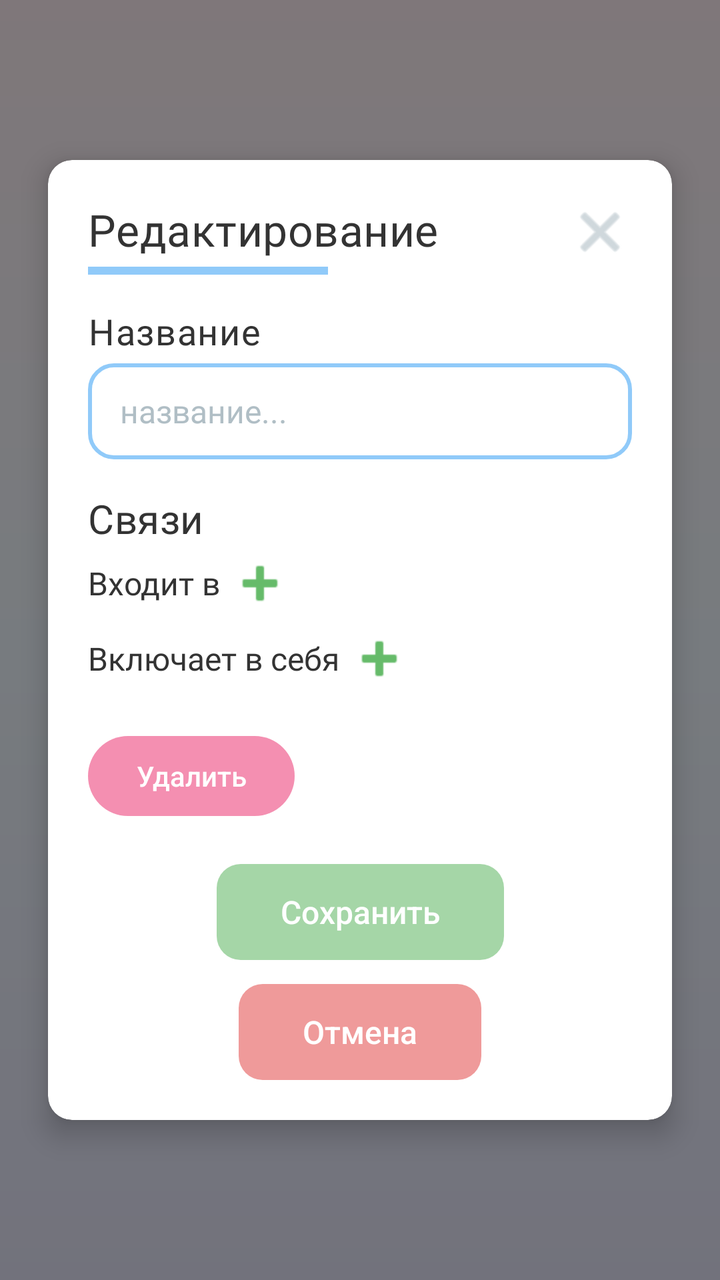
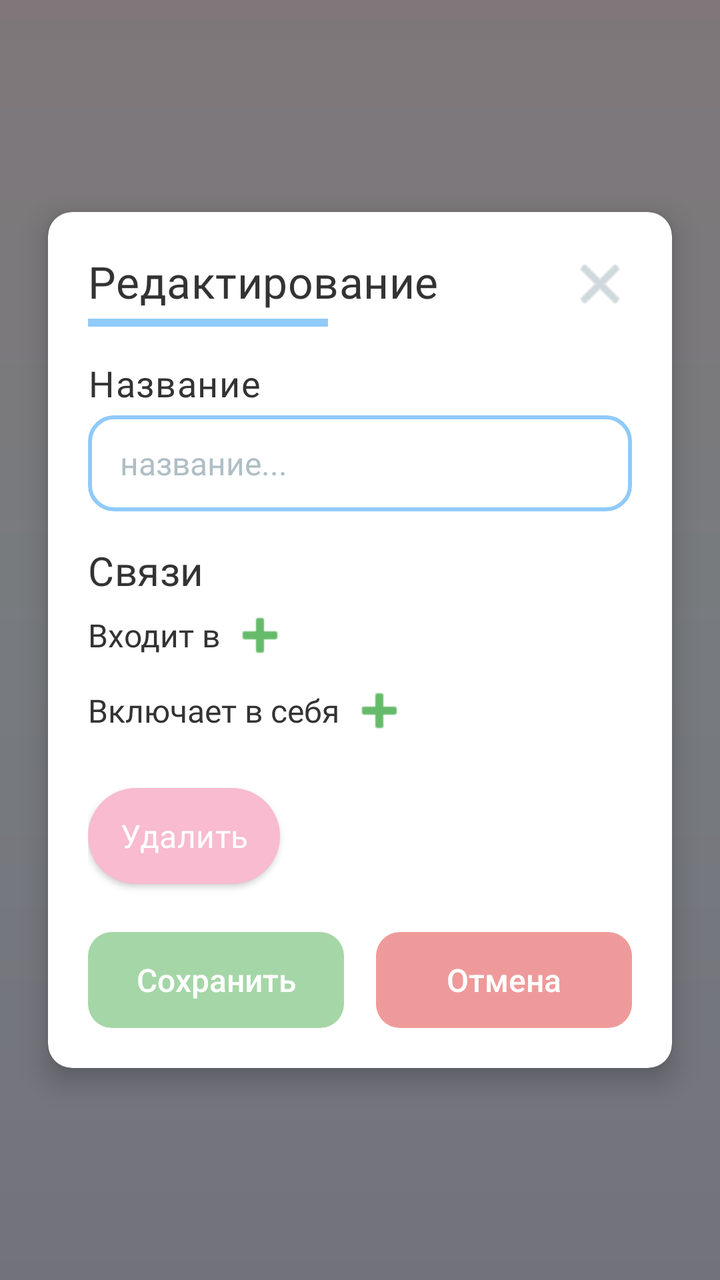

The first picture is an Android layout as it rendered before a commit; the second is the same layout after the commit. The layout source and the unified diff follow.
<!-- AndroidManifest.xml: application theme Theme.Trace -->
<!-- res/layout/fragment_tag_editor.xml -->
<?xml version="1.0" encoding="utf-8"?>
<androidx.constraintlayout.widget.ConstraintLayout
    xmlns:android="http://schemas.android.com/apk/res/android"
    xmlns:app="http://schemas.android.com/apk/res-auto"
    xmlns:tools="http://schemas.android.com/tools"
    android:layout_width="match_parent"
    android:layout_height="match_parent"
    android:background="#80000000"> 

    
    <androidx.cardview.widget.CardView
        android:id="@+id/cardEditor"
        android:layout_width="match_parent"
        android:layout_height="wrap_content"
        android:layout_margin="24dp"
        app:cardBackgroundColor="#FFFFFF"
        app:cardCornerRadius="12dp"
        app:cardElevation="8dp"
        app:strokeColor="#5C5C7A"
        app:strokeWidth="4dp"
        app:layout_constraintTop_toTopOf="parent"
        app:layout_constraintBottom_toBottomOf="parent"
        app:layout_constraintStart_toStartOf="parent"
        app:layout_constraintEnd_toEndOf="parent">

        <androidx.constraintlayout.widget.ConstraintLayout
            android:layout_width="match_parent"
            android:layout_height="wrap_content"
            android:padding="20dp">

            
            <ImageButton
                android:id="@+id/btnClose"
                android:layout_width="32dp"
                android:layout_height="32dp"
                android:background="?attr/selectableItemBackgroundBorderless"
                android:src="@android:drawable/ic_menu_close_clear_cancel"
                app:tint="#B0BEC5"
                app:layout_constraintTop_toTopOf="parent"
                app:layout_constraintEnd_toEndOf="parent" />

            
            <TextView
                android:id="@+id/tvEditorTitle"
                android:layout_width="wrap_content"
                android:layout_height="wrap_content"
                android:text="Редактирование"
                android:textAppearance="@style/TextAppearance.Trace.Title"
                android:textSize="22sp"
                android:textColor="#333333"
                app:layout_constraintTop_toTopOf="parent"
                app:layout_constraintStart_toStartOf="parent" />

            
            <View
                android:id="@+id/titleDivider"
                android:layout_width="120dp"
                android:layout_height="4dp"
                android:layout_marginTop="4dp"
                android:background="#90CAF9"
                app:layout_constraintTop_toBottomOf="@id/tvEditorTitle"
                app:layout_constraintStart_toStartOf="parent" />

            
            <TextView
                android:id="@+id/tvNameLabel"
                android:layout_width="wrap_content"
                android:layout_height="wrap_content"
                android:layout_marginTop="16dp"
                android:text="Название"
                android:textAppearance="@style/TextAppearance.Trace.Body"
                android:textSize="18sp"
                android:textColor="#333333"
                app:layout_constraintTop_toBottomOf="@id/titleDivider"
                app:layout_constraintStart_toStartOf="parent" />

            <androidx.appcompat.widget.AppCompatEditText
                android:id="@+id/etName"
                android:layout_width="match_parent"
                android:layout_height="48dp"
                android:layout_marginTop="4dp"
                android:background="@drawable/bg_input_field"
                android:fontFamily="@font/comfortaa_semibold"
                android:hint="название..."
                android:maxLength="30"
                android:paddingHorizontal="16dp"
                android:textColor="#333333"
                android:textColorHint="#B0BEC5"
                android:textSize="16sp"
                app:layout_constraintTop_toBottomOf="@id/tvNameLabel" />

            
            <TextView
                android:id="@+id/tvConnectionsLabel"
                android:layout_width="wrap_content"
                android:layout_height="wrap_content"
                android:layout_marginTop="16dp"
                android:text="Связи"
                android:textAppearance="@style/TextAppearance.Trace.Title"
                android:textSize="20sp"
                android:textColor="#333333"
                app:layout_constraintTop_toBottomOf="@id/etName"
                app:layout_constraintStart_toStartOf="parent" />

            
            <TextView
                android:id="@+id/tvEntersInLabel"
                android:layout_width="wrap_content"
                android:layout_height="wrap_content"
                android:layout_marginTop="8dp"
                android:text="Входит в"
                android:textSize="16sp"
                android:textColor="#333333"
                android:fontFamily="@font/comfortaa_semibold"
                app:layout_constraintTop_toBottomOf="@id/tvConnectionsLabel"
                app:layout_constraintStart_toStartOf="parent" />

            <ImageButton
                android:id="@+id/btnAddParent"
                android:layout_width="24dp"
                android:layout_height="24dp"
                android:layout_marginStart="8dp"
                android:background="?attr/selectableItemBackgroundBorderless"
                android:src="@android:drawable/ic_input_add"
                app:tint="#66BB6A"
                app:layout_constraintTop_toTopOf="@id/tvEntersInLabel"
                app:layout_constraintBottom_toBottomOf="@id/tvEntersInLabel"
                app:layout_constraintStart_toEndOf="@id/tvEntersInLabel" />

            
            <com.google.android.material.chip.ChipGroup
                android:id="@+id/chipGroupParents"
                android:layout_width="match_parent"
                android:layout_height="wrap_content"
                android:layout_marginStart="16dp"
                android:layout_marginTop="4dp"
                app:chipSpacingHorizontal="8dp"
                app:layout_constraintTop_toBottomOf="@id/tvEntersInLabel" />

            
            <TextView
                android:id="@+id/tvIncludesLabel"
                android:layout_width="wrap_content"
                android:layout_height="wrap_content"
                android:layout_marginTop="12dp"
                android:text="Включает в себя"
                android:textSize="16sp"
                android:textColor="#333333"
                android:fontFamily="@font/comfortaa_semibold"
                app:layout_constraintTop_toBottomOf="@id/chipGroupParents"
                app:layout_constraintStart_toStartOf="parent" />

            <ImageButton
                android:id="@+id/btnAddChild"
                android:layout_width="24dp"
                android:layout_height="24dp"
                android:layout_marginStart="8dp"
                android:background="?attr/selectableItemBackgroundBorderless"
                android:src="@android:drawable/ic_input_add"
                app:tint="#66BB6A"
                app:layout_constraintTop_toTopOf="@id/tvIncludesLabel"
                app:layout_constraintBottom_toBottomOf="@id/tvIncludesLabel"
                app:layout_constraintStart_toEndOf="@id/tvIncludesLabel" />

            
            <com.google.android.material.chip.ChipGroup
                android:id="@+id/chipGroupChildren"
                android:layout_width="match_parent"
                android:layout_height="wrap_content"
                android:layout_marginStart="16dp"
                android:layout_marginTop="4dp"
                app:chipSpacingHorizontal="8dp"
                app:layout_constraintTop_toBottomOf="@id/tvIncludesLabel" />

            
            <androidx.appcompat.widget.AppCompatButton
                android:id="@+id/btnDelete"
                android:layout_width="wrap_content"
                android:layout_height="40dp"
                android:layout_marginTop="24dp"
                android:background="@drawable/bg_button_pink"
                android:minHeight="0dp"
                android:minWidth="0dp"
                android:paddingHorizontal="24dp"
                android:stateListAnimator="@null"
                android:text="Удалить"
                android:textAllCaps="false"
                android:textColor="#FFFFFF"
                android:textSize="14sp"
                app:layout_constraintTop_toBottomOf="@id/chipGroupChildren"
                app:layout_constraintStart_toStartOf="parent" />

            
            <androidx.appcompat.widget.AppCompatButton
                android:id="@+id/btnSave"
                android:layout_width="wrap_content"
                android:layout_height="48dp"
                android:layout_marginTop="24dp"
                android:background="@drawable/bg_button_green"
                android:minHeight="0dp"
                android:minWidth="0dp"
                android:paddingHorizontal="32dp"
                android:stateListAnimator="@null"
                android:text="Сохранить"
                android:textAllCaps="false"
                android:textColor="#FFFFFF"
                android:textSize="16sp"
                app:layout_constraintTop_toBottomOf="@id/btnDelete"
                app:layout_constraintStart_toStartOf="parent"
                app:layout_constraintEnd_toEndOf="parent" />

            
            <androidx.appcompat.widget.AppCompatButton
                android:id="@+id/btnCancel"
                android:layout_width="wrap_content"
                android:layout_height="48dp"
                android:layout_marginTop="12dp"
                android:background="@drawable/bg_button_red"
                android:minHeight="0dp"
                android:minWidth="0dp"
                android:paddingHorizontal="32dp"
                android:stateListAnimator="@null"
                android:text="Отмена"
                android:textAllCaps="false"
                android:textColor="#FFFFFF"
                android:textSize="16sp"
                app:layout_constraintTop_toBottomOf="@id/btnSave"
                app:layout_constraintStart_toStartOf="parent"
                app:layout_constraintEnd_toEndOf="parent"
                app:layout_constraintBottom_toBottomOf="parent" />

        </androidx.constraintlayout.widget.ConstraintLayout>
    </androidx.cardview.widget.CardView>

</androidx.constraintlayout.widget.ConstraintLayout>
<!-- resources referenced by this layout -->
<resources>
  <!-- drawable bg_button_green (drawable) -->
  <?xml version="1.0" encoding="utf-8"?>
  <shape xmlns:android="http://schemas.android.com/apk/res/android" android:shape="rectangle">
      <solid android:color="#A5D6A7" />
      <corners android:radius="12dp" />
  </shape>
  <!-- drawable bg_button_pink (drawable) -->
  <?xml version="1.0" encoding="utf-8"?>
  <shape xmlns:android="http://schemas.android.com/apk/res/android" android:shape="rectangle">
      <solid android:color="#F48FB1" />
      <corners android:radius="24dp" />
  </shape>
  <!-- drawable bg_button_red (drawable) -->
  <?xml version="1.0" encoding="utf-8"?>
  <shape xmlns:android="http://schemas.android.com/apk/res/android" android:shape="rectangle">
      <solid android:color="#EF9A9A" />
      <corners android:radius="12dp" />
  </shape>
  <!-- drawable bg_input_field (drawable) -->
  <?xml version="1.0" encoding="utf-8"?>
  <shape xmlns:android="http://schemas.android.com/apk/res/android" android:shape="rectangle">
      <solid android:color="#FFFFFF" />
      <stroke android:width="2dp" android:color="#90CAF9" />
      <corners android:radius="12dp" />
  </shape>
  <style name="TextAppearance.Trace.Body" parent="TextAppearance.MaterialComponents.Body1">
          <item name="fontFamily">@font/comfortaa_semibold</item>
          <item name="android:textColor">#333333</item>
      </style>
  <style name="TextAppearance.Trace.Title" parent="TextAppearance.MaterialComponents.Headline4">
          <item name="fontFamily">@font/comfortaa_bold</item>
          <item name="android:textColor">#333333</item>
      </style>
  <style name="Theme.Trace" parent="Theme.MaterialComponents.DayNight.NoActionBar">
          
          <item name="colorPrimary">#F8BBD0</item> 
          <item name="colorSecondary">#AECBFA</item> 
          <item name="android:windowBackground">@drawable/bg_main_gradient</item>
      </style>
  <!-- drawable bg_main_gradient (drawable) -->
  <?xml version="1.0" encoding="utf-8"?>
  <shape xmlns:android="http://schemas.android.com/apk/res/android">
      <gradient
          android:angle="270"
          android:startColor="#FFF0F5"
          android:centerColor="#F0F8FF"
          android:endColor="#E6E6FA"
          android:type="linear" />
  </shape>
</resources>

<!-- the commit's change to res/layout/fragment_tag_editor.xml (unified diff, before → after) -->
@@ -173,61 +173,63 @@
                 app:layout_constraintTop_toBottomOf="@id/tvIncludesLabel" />
 
             
-            <androidx.appcompat.widget.AppCompatButton
+            <Button
                 android:id="@+id/btnDelete"
                 android:layout_width="wrap_content"
-                android:layout_height="40dp"
+                android:layout_height="48dp"
                 android:layout_marginTop="24dp"
                 android:background="@drawable/bg_button_pink"
-                android:minHeight="0dp"
-                android:minWidth="0dp"
-                android:paddingHorizontal="24dp"
-                android:stateListAnimator="@null"
                 android:text="Удалить"
                 android:textAllCaps="false"
                 android:textColor="#FFFFFF"
-                android:textSize="14sp"
+                android:textAppearance="@style/TextAppearance.Trace.Subtitle"
                 app:layout_constraintTop_toBottomOf="@id/chipGroupChildren"
                 app:layout_constraintStart_toStartOf="parent" />
 
             
-            <androidx.appcompat.widget.AppCompatButton
-                android:id="@+id/btnSave"
-                android:layout_width="wrap_content"
-                android:layout_height="48dp"
+            <LinearLayout
+                android:id="@+id/buttonsContainer"
+                android:layout_width="match_parent"
+                android:layout_height="wrap_content"
                 android:layout_marginTop="24dp"
-                android:background="@drawable/bg_button_green"
-                android:minHeight="0dp"
-                android:minWidth="0dp"
-                android:paddingHorizontal="32dp"
-                android:stateListAnimator="@null"
-                android:text="Сохранить"
-                android:textAllCaps="false"
-                android:textColor="#FFFFFF"
-                android:textSize="16sp"
+                android:orientation="horizontal"
+                android:gravity="center"
                 app:layout_constraintTop_toBottomOf="@id/btnDelete"
-                app:layout_constraintStart_toStartOf="parent"
-                app:layout_constraintEnd_toEndOf="parent" />
-
-            
-            <androidx.appcompat.widget.AppCompatButton
-                android:id="@+id/btnCancel"
-                android:layout_width="wrap_content"
-                android:layout_height="48dp"
-                android:layout_marginTop="12dp"
-                android:background="@drawable/bg_button_red"
-                android:minHeight="0dp"
-                android:minWidth="0dp"
-                android:paddingHorizontal="32dp"
-                android:stateListAnimator="@null"
-                android:text="Отмена"
-                android:textAllCaps="false"
-                android:textColor="#FFFFFF"
-                android:textSize="16sp"
-                app:layout_constraintTop_toBottomOf="@id/btnSave"
-                app:layout_constraintStart_toStartOf="parent"
-                app:layout_constraintEnd_toEndOf="parent"
-                app:layout_constraintBottom_toBottomOf="parent" />
+                app:layout_constraintBottom_toBottomOf="parent">
+
+                
+                <androidx.appcompat.widget.AppCompatButton
+                    android:id="@+id/btnSave"
+                    android:layout_width="0dp"
+                    android:layout_height="48dp"
+                    android:layout_weight="1"
+                    android:layout_marginEnd="8dp"
+                    android:background="@drawable/bg_button_green"
+                    android:minHeight="0dp"
+                    android:minWidth="0dp"
+                    android:stateListAnimator="@null"
+                    android:text="Сохранить"
+                    android:textAllCaps="false"
+                    android:textColor="#FFFFFF"
+                    android:textSize="16sp" />
+
+                
+                <androidx.appcompat.widget.AppCompatButton
+                    android:id="@+id/btnCancel"
+                    android:layout_width="0dp"
+                    android:layout_height="48dp"
+                    android:layout_weight="1"
+                    android:layout_marginStart="8dp"
+                    android:background="@drawable/bg_button_red"
+                    android:minHeight="0dp"
+                    android:minWidth="0dp"
+                    android:stateListAnimator="@null"
+                    android:text="Отмена"
+                    android:textAllCaps="false"
+                    android:textColor="#FFFFFF"
+                    android:textSize="16sp" />
+
+            </LinearLayout>
 
         </androidx.constraintlayout.widget.ConstraintLayout>
     </androidx.cardview.widget.CardView>
<!-- resource entries referenced after the edit -->
@@ -29,6 +29,10 @@
           <item name="fontFamily">@font/comfortaa_semibold</item>
           <item name="android:textColor">#333333</item>
       </style>
+  <style name="TextAppearance.Trace.Subtitle" parent="TextAppearance.MaterialComponents.Subtitle1">
+          <item name="fontFamily">@font/nunito_bold</item>
+          <item name="android:textColor">#666666</item>
+      </style>
   <style name="TextAppearance.Trace.Title" parent="TextAppearance.MaterialComponents.Headline4">
           <item name="fontFamily">@font/comfortaa_bold</item>
           <item name="android:textColor">#333333</item>
